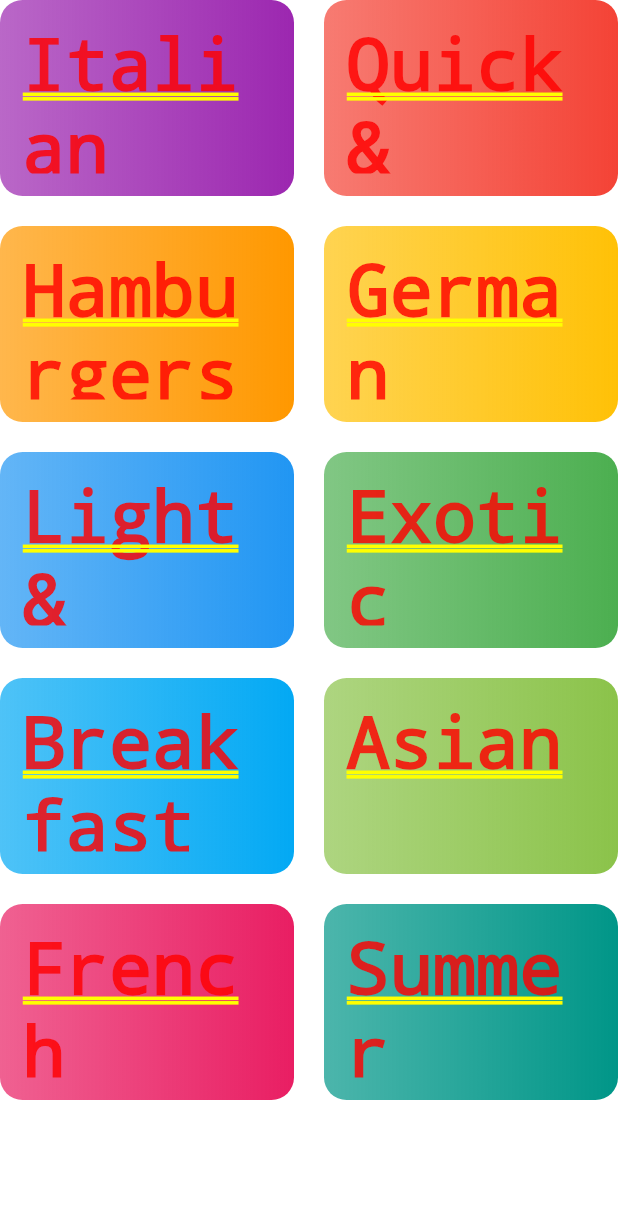
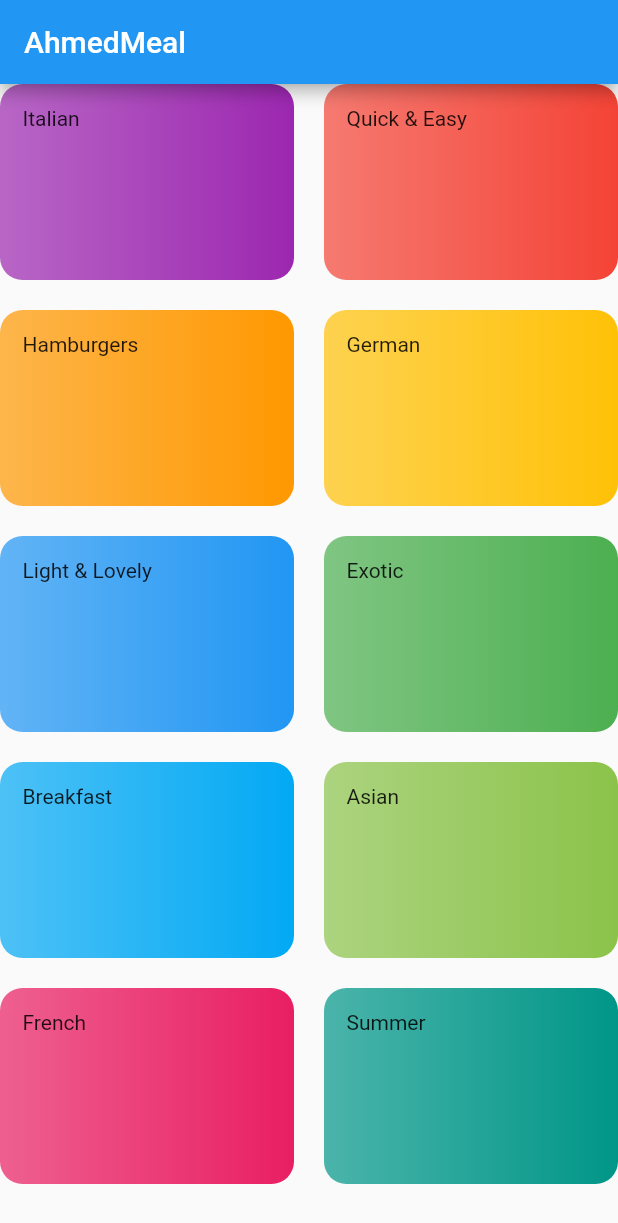
Before and after one commit to a7md0/FlutterMealsApp, a Flutter app: the screen it shows after launch, on a phone screen of 412 x 824 dp. Shown: the top 1223 px of the screen. Run offline on Flutter 3.47's test engine with Material 2 defaults, Android fonts, the phone set to English and light mode, and no system bars.

Commit message:
Wrap CatScreen in scafold

```diff
--- a/lib/categories/categories_screen.dart
+++ b/lib/categories/categories_screen.dart
@@ -6,7 +6,11 @@ import './category_item.dart';
 class CategoriesScreen extends StatelessWidget {
   @override
   Widget build(BuildContext context) {
-    return GridView(
+    return Scaffold(
+      appBar: AppBar(
+        title: Text('AhmedMeal'),
+      ),
+      body: GridView(
         children: DUMMY_CATEGORIES.map((cat) {
           return CategoryItem(cat.title, cat.color);
         }).toList(),
@@ -16,6 +20,7 @@ class CategoriesScreen extends StatelessWidget {
           crossAxisSpacing: 20,
           mainAxisSpacing: 20,
         ),
+      ),
     );
   }
 }
```
Lines whose indentation alone changed are shown as unchanged.
